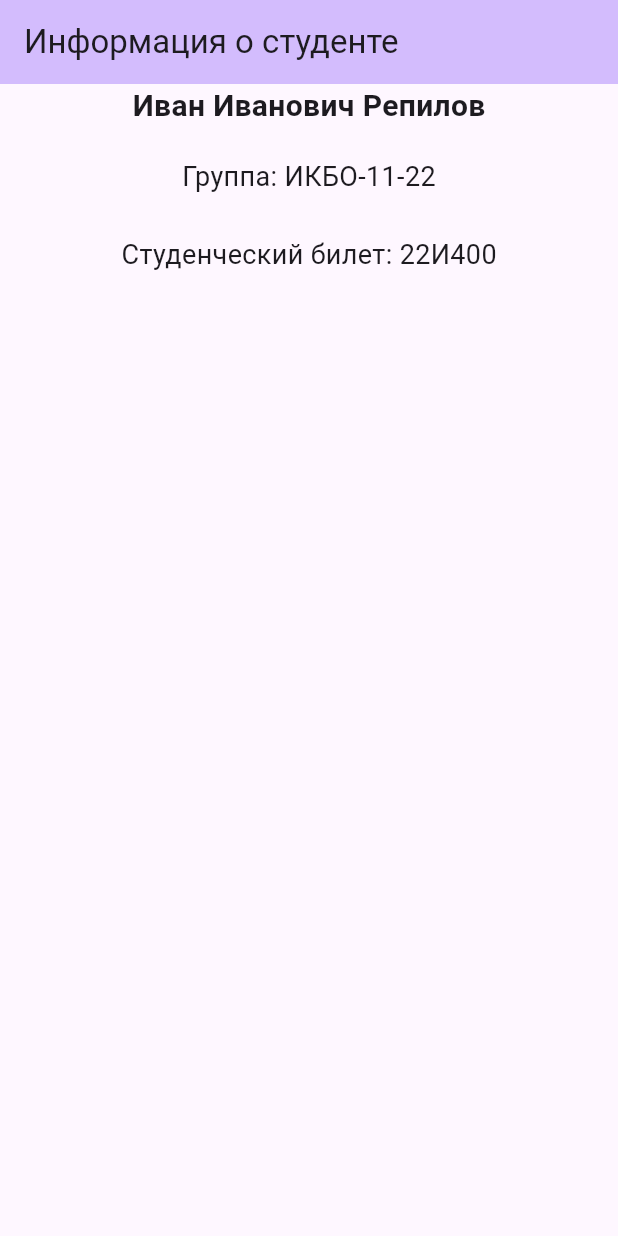
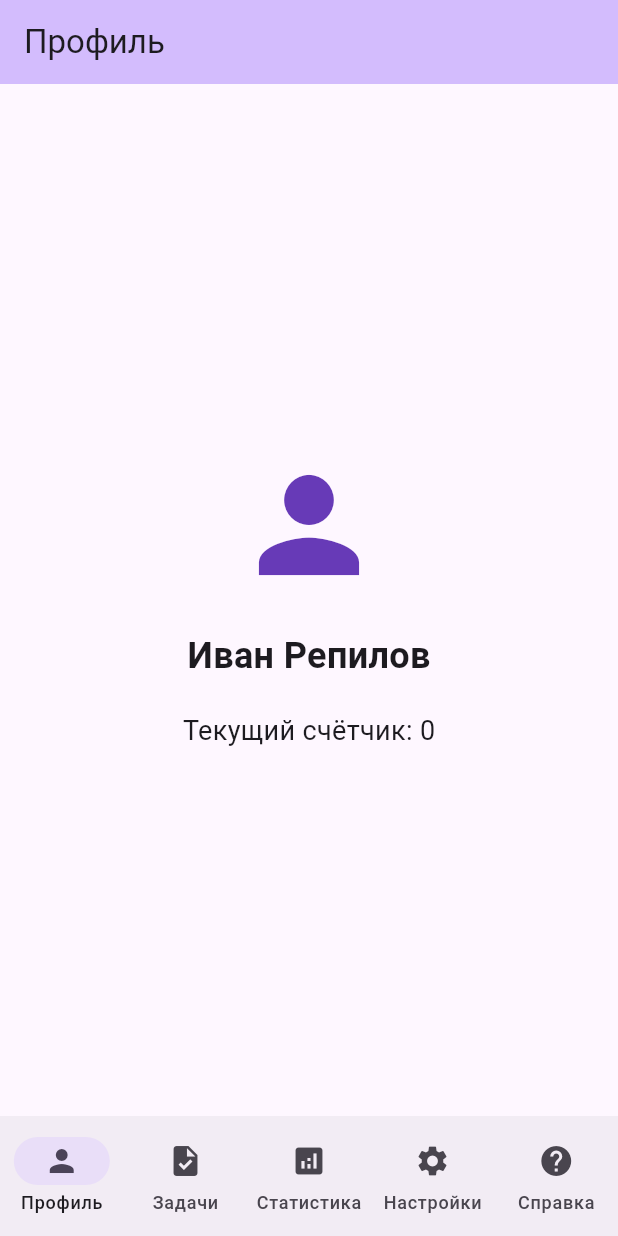
Before and after one commit to flynt-3650/docpma-2, a Flutter app: the screen it shows after launch, on a phone screen of 412 x 824 dp. Run offline on Flutter 3.47's test engine with Material 3 defaults, Android fonts, the phone set to English and light mode, and no system bars.

Commit message:
Реализовано приложение с нижней навигацией: 5 экранов (Профиль, Оценки, Расписание, Настройки, Справка) с общим состоянием

```diff
--- a/lib/main.dart
+++ b/lib/main.dart
@@ -1,4 +1,9 @@
 import 'package:flutter/material.dart';
+import 'profile/profile_screen.dart';
+import 'profile/grades_screen.dart';
+import 'profile/schedule_screen.dart';
+import 'settings/settings_screen.dart';
+import 'auth/about_screen.dart';
 
 void main() {
   runApp(const MyApp());
@@ -10,56 +15,93 @@ class MyApp extends StatelessWidget {
   @override
   Widget build(BuildContext context) {
     return MaterialApp(
-      title: 'Студенческая информация',
+      title: 'Навигация',
       theme: ThemeData(
         colorScheme: ColorScheme.fromSeed(seedColor: Colors.deepPurple),
         useMaterial3: true,
       ),
-      home: const MyHomePage(title: 'Информация о студенте'),
+      home: const HomeShell(),
       debugShowCheckedModeBanner: false,
     );
   }
 }
 
-class MyHomePage extends StatelessWidget {
-  const MyHomePage({super.key, required this.title});
+class HomeShell extends StatefulWidget {
+  const HomeShell({super.key});
 
-  final String title;
+  @override
+  State<HomeShell> createState() => _HomeShellState();
+}
+
+class _HomeShellState extends State<HomeShell> {
+  int _currentIndex = 0;
+  String _userName = 'Иван Репилов';
+  int _step = 1;
+  int _counter = 0;
+  final List<String> _tasks = [];
+
+  void updateStep(int newStep) {
+    setState(() {
+      _step = newStep;
+    });
+  }
+
+  void incrementCounter() {
+    setState(() {
+      _counter += _step;
+    });
+  }
+
+  void addTask(String task) {
+    setState(() {
+      _tasks.add(task);
+    });
+  }
+
+  void removeTaskAt(int index) {
+    setState(() {
+      _tasks.removeAt(index);
+    });
+  }
 
   @override
   Widget build(BuildContext context) {
+    final pages = [
+      ProfileScreen(userName: _userName, counter: _counter),
+      GradesScreen(
+        tasks: _tasks,
+        onAddTask: addTask,
+        onRemoveTask: removeTaskAt,
+      ),
+      ScheduleScreen(
+        counter: _counter,
+        step: _step,
+        onIncrement: incrementCounter,
+      ),
+      SettingsScreen(currentStep: _step, onStepChanged: updateStep),
+      const AboutScreen(),
+    ];
+
     return Scaffold(
-      appBar: AppBar(
-        backgroundColor: Theme.of(context).colorScheme.inversePrimary,
-        title: Text(title),
+      body: pages[_currentIndex],
+      bottomNavigationBar: NavigationBar(
+        selectedIndex: _currentIndex,
+        onDestinationSelected: (index) {
+          setState(() {
+            _currentIndex = index;
+          });
+        },
+        destinations: const [
+          NavigationDestination(icon: Icon(Icons.person), label: 'Профиль'),
+          NavigationDestination(icon: Icon(Icons.task), label: 'Задачи'),
+          NavigationDestination(
+            icon: Icon(Icons.analytics),
+            label: 'Статистика',
+          ),
+          NavigationDestination(icon: Icon(Icons.settings), label: 'Настройки'),
+          NavigationDestination(icon: Icon(Icons.help), label: 'Справка'),
+        ],
       ),
-      body: const Center(child: MyInfoBlock()),
     );
   }
 }
-
-class MyInfoBlock extends StatelessWidget {
-  const MyInfoBlock({super.key});
-
-  @override
-  Widget build(BuildContext context) {
-    return Column(
-      children: <Widget>[
-        const Text(
-          'Иван Иванович Репилов',
-          style: TextStyle(fontSize: 20, fontWeight: FontWeight.bold),
-        ),
-        const SizedBox(height: 20),
-        const Text('Группа: ИКБО-11-22', style: TextStyle(fontSize: 18)),
-        const SizedBox(height: 10),
-        const Padding(
-          padding: EdgeInsets.all(16.0),
-          child: Text(
-            'Студенческий билет: 22И400',
-            style: TextStyle(fontSize: 18),
-          ),
-        ),
-      ],
-    );
-  }
-}
--- /dev/null
+++ b/lib/profile/profile_screen.dart
@@ -0,0 +1,40 @@
+import 'package:flutter/material.dart';
+
+class ProfileScreen extends StatelessWidget {
+  const ProfileScreen({
+    super.key,
+    required this.userName,
+    required this.counter,
+  });
+
+  final String userName;
+  final int counter;
+
+  @override
+  Widget build(BuildContext context) {
+    return Scaffold(
+      appBar: AppBar(
+        title: const Text('Профиль'),
+        backgroundColor: Theme.of(context).colorScheme.inversePrimary,
+      ),
+      body: Center(
+        child: Column(
+          mainAxisAlignment: MainAxisAlignment.center,
+          children: [
+            const Icon(Icons.person, size: 100, color: Colors.deepPurple),
+            const SizedBox(height: 20),
+            Text(
+              userName,
+              style: const TextStyle(fontSize: 24, fontWeight: FontWeight.bold),
+            ),
+            const SizedBox(height: 20),
+            Text(
+              'Текущий счётчик: $counter',
+              style: const TextStyle(fontSize: 18),
+            ),
+          ],
+        ),
+      ),
+    );
+  }
+}
```
Also changed, not shown: lib/auth/about_screen.dart (added, +74 -0 lines), lib/profile/grades_screen.dart (added, +86 -0 lines), lib/profile/schedule_screen.dart (added, +44 -0 lines), lib/settings/settings_screen.dart (added, +48 -0 lines).
